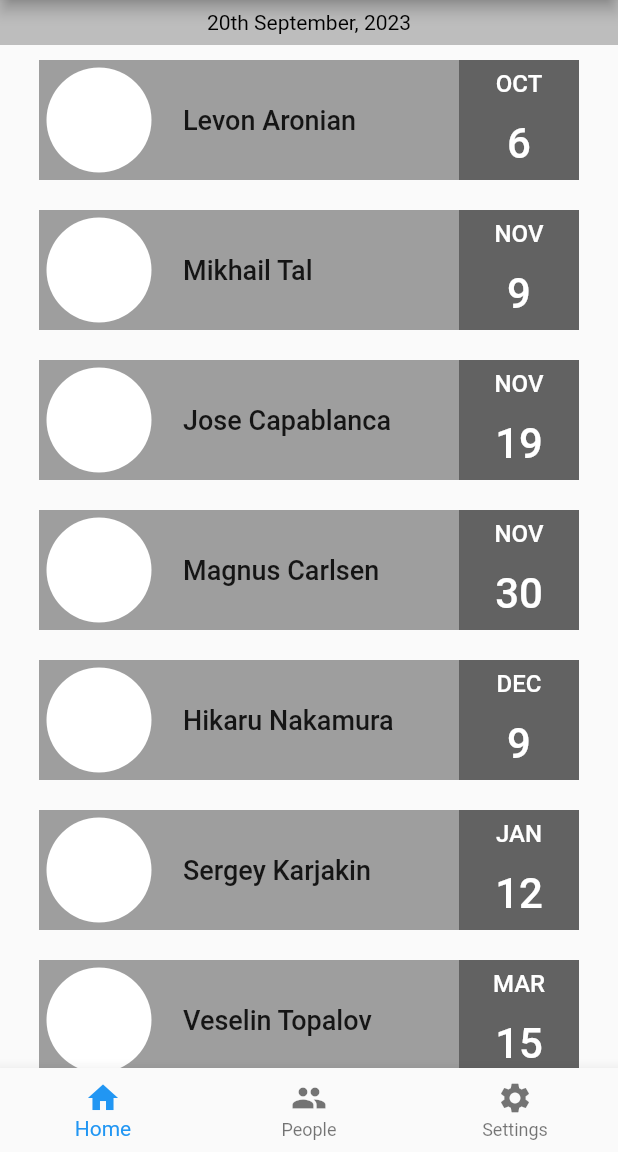
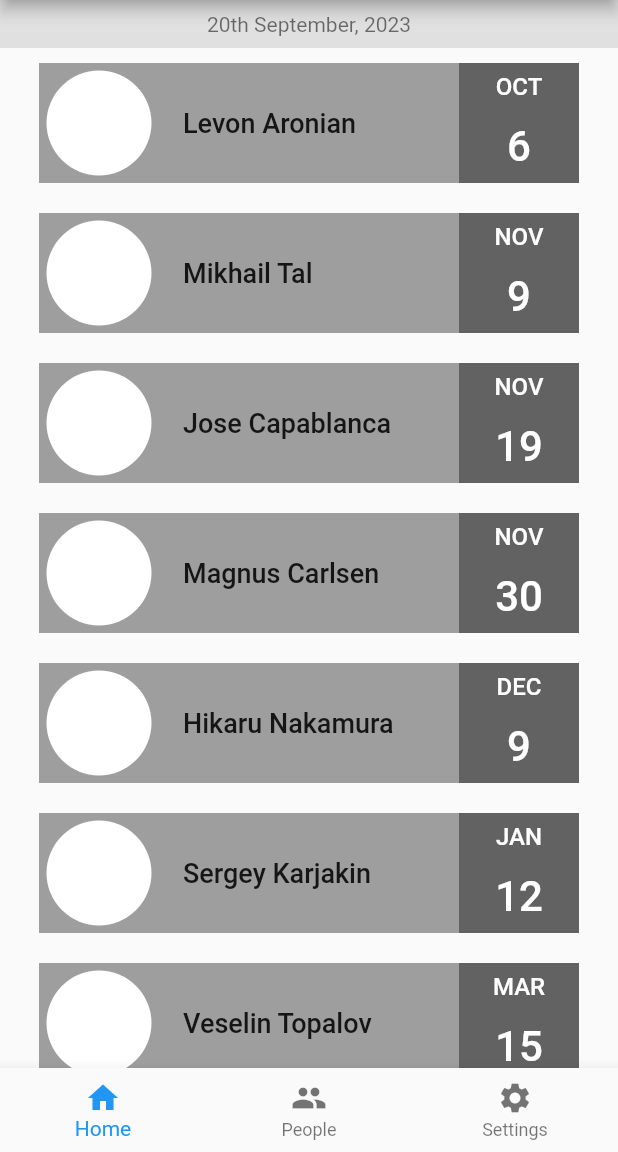
Before and after one commit to eeoooue/BirthdayTracker, a Flutter app: the screen it shows after launch, on a phone screen of 412 x 824 dp, the part 84-1236 px from its top. Run offline on Flutter 3.47's test engine with Material 2 defaults, Android fonts, the phone set to English and light mode, and no system bars.

Commit message:
styled current date banner

```diff
--- a/birthdaytracker/lib/pages/homefeed.dart
+++ b/birthdaytracker/lib/pages/homefeed.dart
@@ -61,12 +61,12 @@ class _HomeFeedState extends State<HomeFeed> {
       ]),
       body: Column(children: [
         Container(
-          height: 30,
-          color: Colors.grey[400],
+          height: 32,
+          color: Colors.grey[300],
           child: Center(
               child: Text(
             getTodayAsText(),
-            style: TextStyle(color: Colors.black),
+            style: TextStyle(color: Colors.black54),
           )),
         ),
         Expanded(
```
